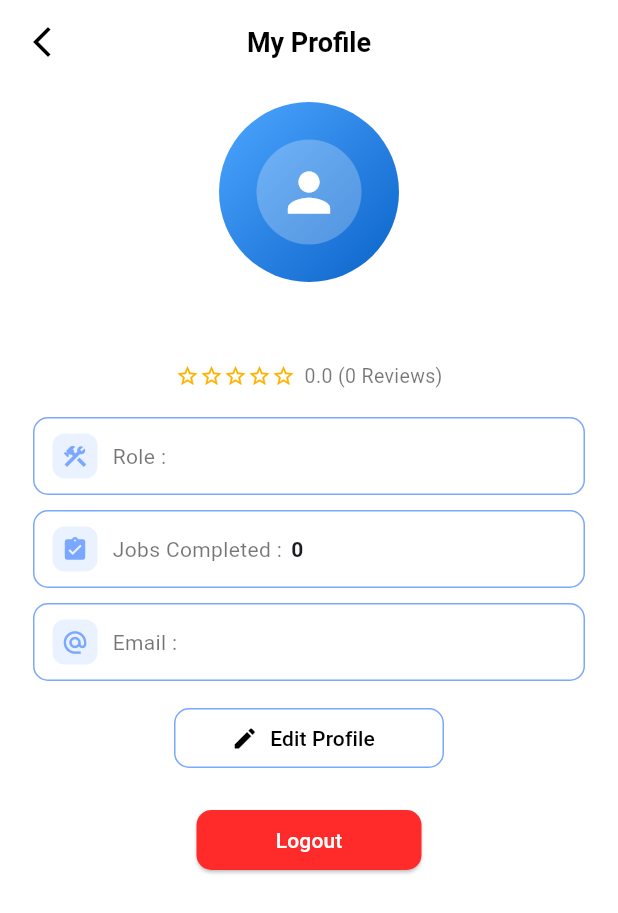
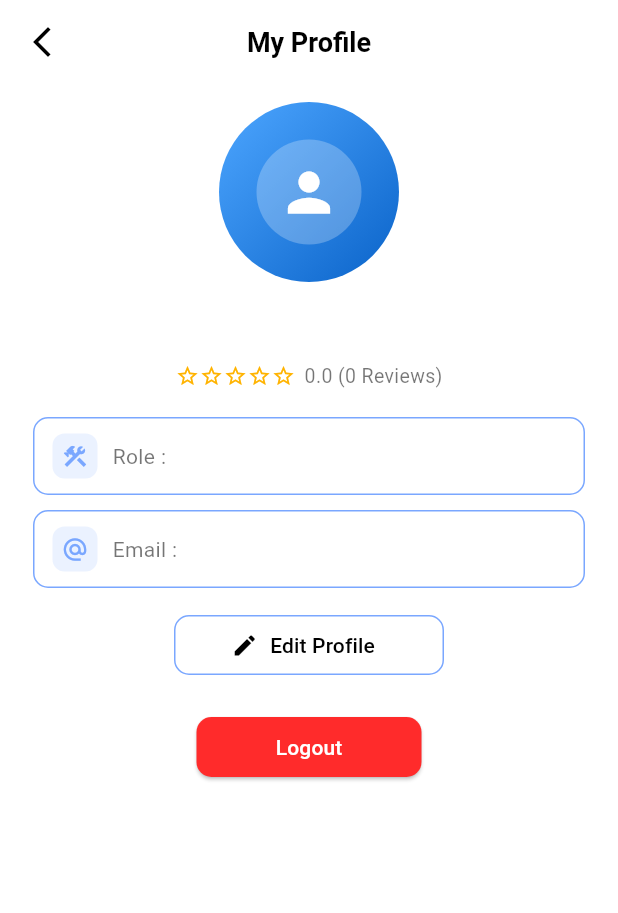
Before and after one commit to shimaranethali65-cloud/FixFinder, a Flutter app: the ProfileScreen screen opened by its route, on a phone screen of 412 x 824 dp. Shown: the top 913 px of the screen. Run offline on Flutter 3.47's test engine with Material 3 defaults, Android fonts, the phone set to English and light mode, and no system bars; our stand-ins replace cloud_firestore, firebase_auth, firebase_core, flutter_map, geocoding, geolocator and 1 more; accounts and stored records are empty.

Commit message:
changed profile screen

```diff
--- a/lib/screens/profilescreen.dart
+++ b/lib/screens/profilescreen.dart
@@ -8,7 +8,6 @@ class ProfileScreen extends StatefulWidget {
   final String name;
   final String role;
   final String email;
-  final int jobsCompleted;
   final double rating;
   final int reviewsCount;
   final bool isVerified;
@@ -19,7 +18,6 @@ class ProfileScreen extends StatefulWidget {
     this.name = 'Alex Don',
     this.role = 'Plumber',
     this.email = 'alexd@gmail.com',
-    this.jobsCompleted = 85,
     this.rating = 4.9,
     this.reviewsCount = 83,
     this.isVerified = true,
@@ -34,7 +32,6 @@ class _ProfileScreenState extends State<ProfileScreen> {
   late String _name;
   late String _role;
   late String _email;
-  late int _jobsCompleted;
   late double _rating;
   late int _reviewsCount;
   late bool _isVerified;
@@ -49,7 +46,6 @@ class _ProfileScreenState extends State<ProfileScreen> {
     _name = widget.name;
     _role = widget.role;
     _email = widget.email;
-    _jobsCompleted = widget.jobsCompleted;
     _rating = widget.rating;
     _reviewsCount = widget.reviewsCount;
     _isVerified = widget.isVerified;
@@ -165,27 +161,7 @@ class _ProfileScreenState extends State<ProfileScreen> {
               value: role,
               borderColor: borderBlue,
             ),
-            const SizedBox(height: 10),
-            StreamBuilder<QuerySnapshot>(
-              stream: FirebaseFirestore.instance
-                  .collection('jobs')
-                  .where('workerUID', isEqualTo: _user?.uid)
-                  .where('status', isEqualTo: 'completed')
-                  .snapshots(),
-              builder: (context, jobSnapshot) {
-                // This logic calculates the number of documents found
-                String liveCount = jobSnapshot.hasData
-                    ? jobSnapshot.data!.docs.length.toString()
-                    : "...";
 
-                return _InfoTile(
-                  icon: Icons.assignment_turned_in,
-                  label: 'Jobs Completed :',
-                  value: liveCount, // Using the live number here
-                  borderColor: borderBlue,
-                );
-              },
-            ),
             const SizedBox(height: 10),
             _InfoTile(
               icon: Icons.alternate_email,
@@ -349,8 +325,6 @@ class _ProfileScreenState extends State<ProfileScreen> {
                   final role = (data?['role'] as String?) ?? _role;
                   final email =
                       (data?['email'] as String?) ?? _user?.email ?? _email;
-                  final jobsCompleted =
-                      (data?['jobsCompleted'] as int?) ?? _jobsCompleted;
                   final rating =
                       (data?['rating'] as num?)?.toDouble() ?? _rating;
                   final reviewsCount =
```
